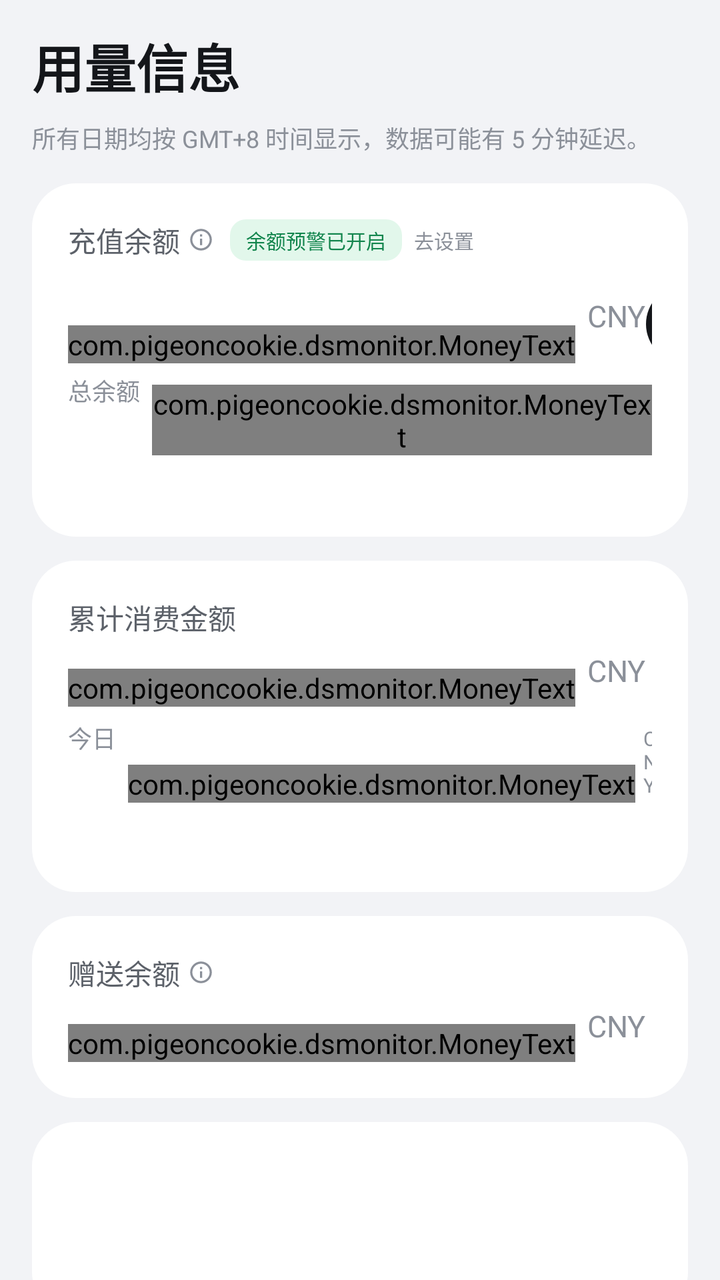
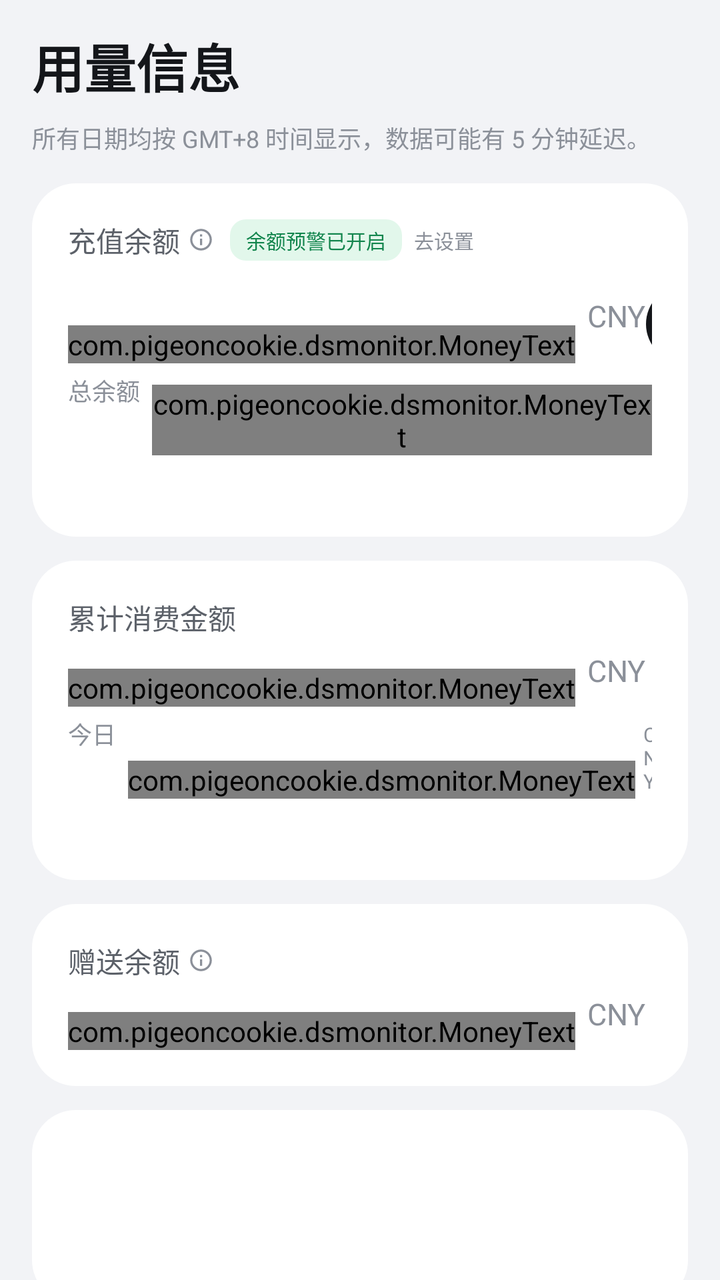

Two renders of the same Android screen: before a commit and after it. Below are the layout's source before the change and the commit's diff.
<!-- AndroidManifest.xml: application theme AppTheme -->
<!-- res/layout/page_dashboard.xml -->
<?xml version="1.0" encoding="utf-8"?>
<ScrollView xmlns:android="http://schemas.android.com/apk/res/android"
    android:layout_width="match_parent"
    android:layout_height="match_parent"
    android:background="@color/ds_bg"
    android:fillViewport="true"
    android:scrollbars="none">

    <LinearLayout
        android:layout_width="match_parent"
        android:layout_height="wrap_content"
        android:orientation="vertical"
        android:paddingStart="16dp"
        android:paddingTop="14dp"
        android:paddingEnd="16dp"
        android:paddingBottom="26dp">

        <TextView
            android:layout_width="wrap_content"
            android:layout_height="wrap_content"
            android:text="@string/dashboard_title"
            android:textColor="@color/ds_text"
            android:textSize="26sp"
            android:textStyle="bold" />

        <TextView
            android:layout_width="match_parent"
            android:layout_height="wrap_content"
            android:layout_marginTop="8dp"
            android:lineSpacingExtra="3dp"
            android:text="@string/dashboard_subtitle"
            android:textColor="@color/ds_text_3"
            android:textSize="12sp" />

        <FrameLayout
            android:id="@+id/card_balance"
            android:layout_width="match_parent"
            android:layout_height="wrap_content"
            android:layout_marginTop="14dp"
            android:background="@drawable/bg_card">

            <LinearLayout
                android:layout_width="match_parent"
                android:layout_height="wrap_content"
                android:orientation="vertical"
                android:padding="18dp">

                <LinearLayout
                    android:layout_width="match_parent"
                    android:layout_height="wrap_content"
                    android:gravity="center_vertical"
                    android:orientation="horizontal">

                    <TextView
                        android:layout_width="wrap_content"
                        android:layout_height="wrap_content"
                        android:text="@string/topup_balance"
                        android:textColor="@color/ds_text_2"
                        android:textSize="14sp" />

                    <ImageView
                        android:layout_width="13dp"
                        android:layout_height="13dp"
                        android:layout_marginStart="4dp"
                        android:contentDescription="@null"
android:id="@+id/info_balance"
                        android:src="@drawable/ic_info"
                        android:tint="@color/ds_text_3" />

                    <TextView
                        android:id="@+id/badge_alert"
                        android:layout_width="wrap_content"
                        android:layout_height="wrap_content"
                        android:layout_marginStart="8dp"
                        android:background="@drawable/bg_badge"
                        android:paddingStart="8dp"
                        android:paddingTop="3dp"
                        android:paddingEnd="8dp"
                        android:paddingBottom="3dp"
                        android:text="@string/alert_on"
                        android:textColor="@color/ds_badge_fg"
                        android:textSize="10sp" />

                    <TextView
                        android:id="@+id/btn_alert_setup"
                        android:layout_width="wrap_content"
                        android:layout_height="wrap_content"
                        android:layout_marginStart="6dp"
                        android:text="@string/go_settings"
                        android:textColor="@color/ds_text_3"
                        android:textSize="10sp" />
                </LinearLayout>

                <LinearLayout
                    android:layout_width="match_parent"
                    android:layout_height="wrap_content"
                    android:layout_marginTop="12dp"
                    android:gravity="bottom"
                    android:orientation="horizontal">

                    <com.pigeoncookie.dsmonitor.MoneyText
                        android:id="@+id/money_total"
                        android:layout_width="wrap_content"
                        android:layout_height="wrap_content"
                        android:text="¥--.--"
                        android:textColor="@color/ds_text"
                        android:textSize="34sp"
                        android:textStyle="bold" />

                    <TextView
                        android:id="@+id/currency_total"
                        android:layout_width="wrap_content"
                        android:layout_height="wrap_content"
                        android:layout_marginStart="6dp"
                        android:layout_marginBottom="4dp"
                        android:text="CNY"
                        android:textColor="@color/ds_text_3"
                        android:textSize="15sp" />

                    <View
                        android:layout_width="0dp"
                        android:layout_height="1dp"
                        android:layout_weight="1" />

                    <TextView
                        android:id="@+id/btn_topup"
                        android:layout_width="wrap_content"
                        android:layout_height="wrap_content"
                        android:background="@drawable/bg_pill"
                        android:paddingStart="20dp"
                        android:paddingTop="10dp"
                        android:paddingEnd="20dp"
                        android:paddingBottom="10dp"
                        android:text="@string/go_topup"
                        android:textColor="@color/ds_pill_fg"
                        android:textSize="13sp" />
                </LinearLayout>

                <LinearLayout
                    android:id="@+id/total_all_row"
                    android:layout_width="wrap_content"
                    android:layout_height="wrap_content"
                    android:layout_marginTop="8dp"
                    android:gravity="bottom"
                    android:orientation="horizontal">

                    <TextView
                        android:layout_width="wrap_content"
                        android:layout_height="wrap_content"
                        android:text="总余额"
                        android:textColor="@color/ds_text_3"
                        android:textSize="12sp" />

                    <com.pigeoncookie.dsmonitor.MoneyText
                        android:id="@+id/money_total_all"
                        android:layout_width="wrap_content"
                        android:layout_height="wrap_content"
                        android:layout_marginStart="6dp"
                        android:text="¥--.--"
                        android:textColor="@color/ds_text_2"
                        android:textSize="15sp"
                        android:textStyle="bold" />

                    <TextView
                        android:layout_width="wrap_content"
                        android:layout_height="wrap_content"
                        android:layout_marginStart="4dp"
                        android:layout_marginBottom="1dp"
                        android:text="CNY"
                        android:textColor="@color/ds_text_3"
                        android:textSize="10sp" />
                </LinearLayout>

                <TextView
                    android:id="@+id/balance_meta"
                    android:layout_width="match_parent"
                    android:layout_height="wrap_content"
                    android:layout_marginTop="8dp"
                    android:text=""
                    android:textColor="@color/ds_text_3"
                    android:textSize="11sp" />
            </LinearLayout>
        </FrameLayout>

        <LinearLayout
            android:layout_width="match_parent"
            android:layout_height="wrap_content"
            android:layout_marginTop="12dp"
            android:background="@drawable/bg_card"
            android:orientation="vertical"
            android:padding="18dp">

            <TextView
                android:layout_width="wrap_content"
                android:layout_height="wrap_content"
                android:text="@string/cumulative_cost"
                android:textColor="@color/ds_text_2"
                android:textSize="14sp" />

            <LinearLayout
                android:layout_width="match_parent"
                android:layout_height="wrap_content"
                android:layout_marginTop="10dp"
                android:gravity="bottom"
                android:orientation="horizontal">

                <com.pigeoncookie.dsmonitor.MoneyText
                    android:id="@+id/money_cumulative"
                    android:layout_width="wrap_content"
                    android:layout_height="wrap_content"
                    android:text="¥--.--"
                    android:textColor="@color/ds_text"
                    android:textSize="32sp"
                    android:textStyle="bold" />

                <TextView
                    android:id="@+id/currency_cumulative"
                    android:layout_width="wrap_content"
                    android:layout_height="wrap_content"
                    android:layout_marginStart="6dp"
                    android:layout_marginBottom="4dp"
                    android:text="CNY"
                    android:textColor="@color/ds_text_3"
                    android:textSize="15sp" />
            </LinearLayout>

            <LinearLayout
                android:layout_width="wrap_content"
                android:layout_height="wrap_content"
                android:layout_marginTop="10dp"
                android:layout_marginBottom="2dp"
                android:gravity="bottom"
                android:orientation="horizontal">

                <TextView
                    android:layout_width="wrap_content"
                    android:layout_height="wrap_content"
                    android:text="今日"
                    android:textColor="@color/ds_text_3"
                    android:textSize="12sp" />

                <com.pigeoncookie.dsmonitor.MoneyText
                    android:id="@+id/today_cost"
                    android:layout_width="wrap_content"
                    android:layout_height="wrap_content"
                    android:layout_marginStart="6dp"
                    android:text="¥--.--"
                    android:textColor="@color/ds_text_2"
                    android:textSize="15sp"
                    android:textStyle="bold" />

                <TextView
                    android:id="@+id/today_currency"
                    android:layout_width="wrap_content"
                    android:layout_height="wrap_content"
                    android:layout_marginStart="4dp"
                    android:layout_marginBottom="1dp"
                    android:text="CNY"
                    android:textColor="@color/ds_text_3"
                    android:textSize="10sp" />
            </LinearLayout>

            <TextView
                android:id="@+id/cumulative_meta"
                android:layout_width="match_parent"
                android:layout_height="wrap_content"
                android:layout_marginTop="10dp"
                android:textColor="@color/ds_text_3"
                android:textSize="11sp" />
        </LinearLayout>

        <LinearLayout
            android:layout_width="match_parent"
            android:layout_height="wrap_content"
            android:layout_marginTop="12dp"
            android:background="@drawable/bg_card"
            android:orientation="vertical"
            android:padding="18dp">

            <LinearLayout
                android:layout_width="match_parent"
                android:layout_height="wrap_content"
                android:gravity="center_vertical"
                android:orientation="horizontal">

                <TextView
                    android:layout_width="wrap_content"
                    android:layout_height="wrap_content"
                    android:text="@string/granted_balance"
                    android:textColor="@color/ds_text_2"
                    android:textSize="14sp" />

                <ImageView
                    android:layout_width="13dp"
                    android:layout_height="13dp"
                    android:layout_marginStart="4dp"
                    android:contentDescription="@null"
                    android:id="@+id/info_granted"
                        android:src="@drawable/ic_info"
                    android:tint="@color/ds_text_3" />
            </LinearLayout>

            <LinearLayout
            android:id="@+id/card_granted"
                android:layout_width="match_parent"
                android:layout_height="wrap_content"
                android:layout_marginTop="10dp"
                android:gravity="bottom"
                android:orientation="horizontal">

                <com.pigeoncookie.dsmonitor.MoneyText
                    android:id="@+id/money_granted"
                    android:layout_width="wrap_content"
                    android:layout_height="wrap_content"
                    android:text="¥--.--"
                    android:textColor="@color/ds_text"
                    android:textSize="32sp"
                    android:textStyle="bold" />

                <TextView
                    android:id="@+id/currency_granted"
                    android:layout_width="wrap_content"
                    android:layout_height="wrap_content"
                    android:layout_marginStart="6dp"
                    android:layout_marginBottom="4dp"
                    android:text="CNY"
                    android:textColor="@color/ds_text_3"
                    android:textSize="15sp" />
            </LinearLayout>
        </LinearLayout>

        <LinearLayout
            android:layout_width="match_parent"
            android:layout_height="wrap_content"
            android:layout_marginTop="12dp"
            android:background="@drawable/bg_card"
            android:orientation="vertical"
            android:padding="18dp">

            <TextView
                android:id="@+id/source_line"
                android:layout_width="match_parent"
                android:layout_height="wrap_content"
                android:textColor="@color/ds_text_2"
                android:textSize="12sp" />

            <TextView
                android:id="@+id/updated_line"
                android:layout_width="match_parent"
                android:layout_height="wrap_content"
                android:layout_marginTop="6dp"
                android:textColor="@color/ds_text_3"
                android:textSize="12sp" />

            <TextView
                android:id="@+id/sample_line"
                android:layout_width="match_parent"
                android:layout_height="wrap_content"
                android:layout_marginTop="6dp"
                android:textColor="@color/ds_text_3"
                android:textSize="12sp" />
        </LinearLayout>
    </LinearLayout>
</ScrollView>
<!-- resources referenced by this layout -->
<resources>
  <color name="ds_badge_fg">#12854D</color>
  <color name="ds_bg">#F2F3F6</color>
  <color name="ds_pill_fg">#FFFFFF</color>
  <color name="ds_text">#14161A</color>
  <color name="ds_text_2">#5C6169</color>
  <color name="ds_text_3">#8B9099</color>
  <!-- drawable bg_badge (drawable) -->
  <?xml version="1.0" encoding="utf-8"?>
  <shape xmlns:android="http://schemas.android.com/apk/res/android" android:shape="rectangle">
      <solid android:color="@color/ds_badge_bg" />
      <corners android:radius="8dp" />
  </shape>
  <!-- drawable bg_card (drawable) -->
  <?xml version="1.0" encoding="utf-8"?>
  <shape xmlns:android="http://schemas.android.com/apk/res/android" android:shape="rectangle">
      <solid android:color="@color/ds_card" />
      <corners android:radius="22dp" />
  </shape>
  <!-- drawable bg_pill (drawable) -->
  <?xml version="1.0" encoding="utf-8"?>
  <shape xmlns:android="http://schemas.android.com/apk/res/android" android:shape="rectangle">
      <solid android:color="@color/ds_pill_bg" />
      <corners android:radius="999dp" />
  </shape>
  <!-- drawable ic_info (drawable) -->
  <?xml version="1.0" encoding="utf-8"?>
  <vector xmlns:android="http://schemas.android.com/apk/res/android"
      android:width="24dp"
      android:height="24dp"
      android:viewportWidth="24"
      android:viewportHeight="24">
      <path
          android:fillColor="#FFFFFFFF"
          android:pathData="M11,7h2v2h-2V7zM11,11h2v6h-2v-6zM12,2C6.48,2 2,6.48 2,12s4.48,10 10,10 10,-4.48 10,-10S17.52,2 12,2zM12,20c-4.41,0 -8,-3.59 -8,-8s3.59,-8 8,-8 8,3.59 8,8 -3.59,8 -8,8z" />
  </vector>
  <string name="alert_on">余额预警已开启</string>
  <string name="cumulative_cost">累计消费金额</string>
  <string name="dashboard_subtitle">所有日期均按 GMT+8 时间显示，数据可能有 5 分钟延迟。</string>
  <string name="dashboard_title">用量信息</string>
  <string name="go_settings">去设置</string>
  <string name="go_topup">去充值</string>
  <string name="granted_balance">赠送余额</string>
  <string name="topup_balance">充值余额</string>
  <style name="AppTheme" parent="@android:style/Theme.Material.Light.NoActionBar">
          <item name="android:windowBackground">@color/ds_bg</item>
          <item name="android:colorAccent">@color/ds_accent</item>
          <item name="android:colorPrimary">@color/ds_accent</item>
          <item name="android:statusBarColor">@color/ds_navbar</item>
          <item name="android:navigationBarColor">@color/ds_navbar</item>
          <item name="android:windowLightStatusBar">false</item>
          <item name="android:textColorPrimary">@color/ds_text</item>
          <item name="android:textColorHint">@color/ds_text_3</item>
          <item name="android:textColorSecondary">@color/ds_text_2</item>
      </style>
  <color name="ds_badge_bg">#E2F7EB</color>
  <color name="ds_card">#FFFFFF</color>
  <color name="ds_pill_bg">#14161A</color>
  <color name="ds_accent">#4D6BFE</color>
  <color name="ds_navbar">#101014</color>
</resources>

<!-- the commit's change to res/layout/page_dashboard.xml (unified diff, before → after) -->
@@ -227,8 +227,7 @@ android:id="@+id/info_balance"
             <LinearLayout
                 android:layout_width="wrap_content"
                 android:layout_height="wrap_content"
-                android:layout_marginTop="10dp"
-                android:layout_marginBottom="2dp"
+                android:layout_marginTop="8dp"
                 android:gravity="bottom"
                 android:orientation="horizontal">
 
@@ -264,7 +263,7 @@ android:id="@+id/info_balance"
                 android:id="@+id/cumulative_meta"
                 android:layout_width="match_parent"
                 android:layout_height="wrap_content"
-                android:layout_marginTop="10dp"
+                android:layout_marginTop="8dp"
                 android:textColor="@color/ds_text_3"
                 android:textSize="11sp" />
         </LinearLayout>
